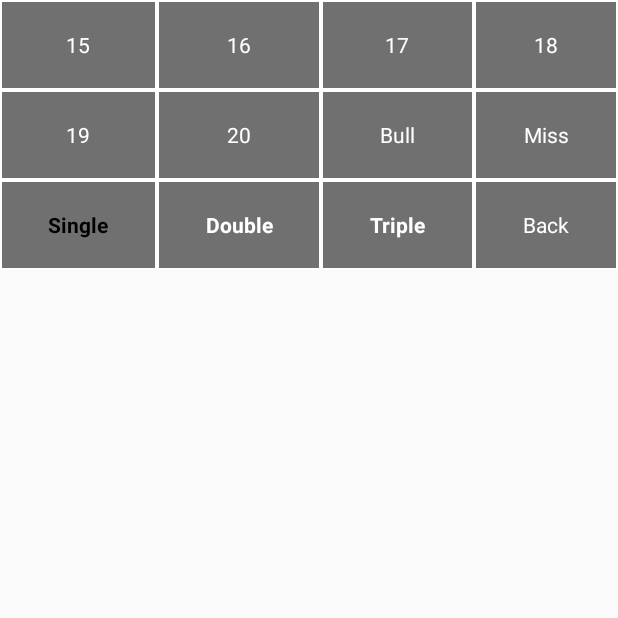
After one commit to Vlntin/Dartoli_Dart, an Android app: the CountingGameActivity screen opened directly, with no data from a screen before it, on a phone screen of 412 x 824 dp, the top half of it. The commit adds this screen. Run offline under Robolectric (Android 15) with nearby library versions, the phone set to English and light mode, and no system bars.

Commit message:
Check selected game and switch to the activity of the chosen one

```diff
--- a/app/src/main/AndroidManifest.xml
+++ b/app/src/main/AndroidManifest.xml
@@ -12,6 +12,9 @@
         android:supportsRtl="true"
         android:theme="@style/Theme.Dartoli"
         tools:targetApi="31">
+        <activity
+            android:name=".activities.CountingGameActivity"
+            android:exported="false" />
         <activity
             android:name=".activities.CricketActivity"
             android:exported="false" />
--- /dev/null
+++ b/app/src/main/java/com/example/dartoli/activities/CountingGameActivity.kt
@@ -0,0 +1,12 @@
+package com.example.dartoli.activities
+
+import androidx.appcompat.app.AppCompatActivity
+import android.os.Bundle
+import com.example.dartoli.R
+
+class CountingGameActivity : AppCompatActivity() {
+    override fun onCreate(savedInstanceState: Bundle?) {
+        super.onCreate(savedInstanceState)
+        setContentView(R.layout.activity_counting_game)
+    }
+}
--- a/app/src/main/java/com/example/dartoli/activities/MultiplayerActivity.kt
+++ b/app/src/main/java/com/example/dartoli/activities/MultiplayerActivity.kt
@@ -145,15 +145,26 @@ class MultiplayerActivity : AppCompatActivity() {
             if (ckeck_game_conditions()){
                 val winning_legs = Integer.parseInt(binding.etWinningLegs.text.toString())
                 val winning_sets = Integer.parseInt(binding.etWinningSets.text.toString())
-                val intent = Intent(this@MultiplayerActivity, CricketActivity::class.java)
                 var id_array = IntArray(selected_players.size)
                 for (i in 0..selected_players.size -1){
                     id_array[i] = selected_players[i].id
                 }
-                intent.putExtra(LEGS_KEY, winning_legs)
-                intent.putExtra(SETS_KEY, winning_sets)
-                intent.putExtra(PLAYERS_KEY, id_array)
-                startActivity(intent)
+                if (game_selection_button.text.equals("Cricket")){
+                    val intent = Intent(this@MultiplayerActivity, CricketActivity::class.java)
+                    intent.putExtra(LEGS_KEY, winning_legs)
+                    intent.putExtra(SETS_KEY, winning_sets)
+                    intent.putExtra(PLAYERS_KEY, id_array)
+                    startActivity(intent)
+                    finish()
+                } else if (game_selection_button.text.equals("501")){
+                    val intent = Intent(this@MultiplayerActivity, CountingGameActivity::class.java)
+                    intent.putExtra(LEGS_KEY, winning_legs)
+                    intent.putExtra(SETS_KEY, winning_sets)
+                    intent.putExtra(PLAYERS_KEY, id_array)
+                    startActivity(intent)
+                    finish()
+                }
+
             } else {
                 Toast.makeText(this, "Konditionen nicht erfüllt", Toast.LENGTH_LONG).show()
             }
--- /dev/null
+++ b/app/src/main/res/layout/activity_counting_game.xml
@@ -0,0 +1,151 @@
+<?xml version="1.0" encoding="utf-8"?>
+<androidx.constraintlayout.widget.ConstraintLayout xmlns:android="http://schemas.android.com/apk/res/android"
+    xmlns:app="http://schemas.android.com/apk/res-auto"
+    xmlns:tools="http://schemas.android.com/tools"
+    android:layout_width="match_parent"
+    android:layout_height="match_parent"
+    tools:context=".activities.CountingGameActivity">
+    <TableLayout xmlns:android="http://schemas.android.com/apk/res/android"
+        android:id="@+id/table_layout"
+        android:layout_width="match_parent"
+        android:layout_height="wrap_content"
+        android:layout_gravity="bottom"
+        android:gravity="bottom">
+        <TableRow
+            android:layout_gravity="center"
+            android:layout_height="500dp"
+            android:layout_weight="1"
+            android:padding="0dp"
+            android:layout_width="match_parent">
+            <TextView
+                android:id="@+id/fifteen_btn"
+                android:layout_width="match_parent"
+                android:layout_height="60dp"
+                android:layout_weight="1"
+                android:text="15"
+                android:textColor="@color/white"
+                android:gravity="center"
+                android:background="@drawable/table_lines"/>
+            <TextView
+                android:id="@+id/sixteen_btn"
+                android:layout_width="match_parent"
+                android:layout_height="60dp"
+                android:layout_weight="1"
+                android:text="16"
+                android:textColor="@color/white"
+                android:gravity="center"
+                android:background="@drawable/table_lines"/>
+            <TextView
+                android:id="@+id/seventeen_btn"
+                android:layout_width="match_parent"
+                android:layout_height="60dp"
+                android:layout_weight="1"
+                android:text="17"
+                android:textColor="@color/white"
+                android:gravity="center"
+                android:background="@drawable/table_lines"/>
+            <TextView
+                android:id="@+id/eightteen_btn"
+                android:layout_width="match_parent"
+                android:layout_height="60dp"
+                android:layout_weight="1"
+                android:text="18"
+                android:textColor="@color/white"
+                android:gravity="center"
+                android:background="@drawable/table_lines"/>
+        </TableRow>
+        <TableRow
+            android:layout_gravity="center"
+            android:layout_height="500dp"
+            android:layout_weight="1"
+            android:padding="0dp"
+            android:layout_width="match_parent">
+            <TextView
+                android:id="@+id/nineteen_btn"
+                android:layout_width="match_parent"
+                android:layout_height="60dp"
+                android:layout_weight="1"
+                android:text="19"
+                android:textColor="@color/white"
+                android:gravity="center"
+                android:background="@drawable/table_lines"/>
+            <TextView
+                android:id="@+id/twenty_btn"
+                android:layout_width="match_parent"
+                android:layout_height="60dp"
+                android:layout_weight="1"
+                android:text="20"
+                android:textColor="@color/white"
+                android:gravity="center"
+                android:background="@drawable/table_lines"/>
+            <TextView
+                android:id="@+id/bull_btn"
+                android:layout_width="match_parent"
+                android:layout_height="60dp"
+                android:layout_weight="1"
+                android:text="Bull"
+                android:textColor="@color/white"
+                android:gravity="center"
+                android:background="@drawable/table_lines"/>
+            <TextView
+                android:id="@+id/miss_btn"
+                android:layout_width="match_parent"
+                android:layout_height="60dp"
+                android:layout_weight="1"
+                android:text="Miss"
+                android:textColor="@color/white"
+                android:gravity="center"
+                android:background="@drawable/table_lines"/>
+        </TableRow>
+        <TableRow
+            android:layout_gravity="center"
+            android:layout_height="500dp"
+            android:layout_weight="1"
+            android:padding="0dp"
+            android:layout_width="match_parent">
+            <TextView
+                android:id="@+id/single_btn"
+                android:layout_width="match_parent"
+                android:layout_height="60dp"
+                android:layout_weight="1"
+                android:text="Single"
+                android:textStyle="bold"
+                android:textColor="@color/black"
+                android:layout_gravity="center"
+                android:gravity="center"
+                android:background="@drawable/table_lines"/>
+            <TextView
+                android:id="@+id/double_btn"
+                android:layout_width="match_parent"
+                android:layout_height="60dp"
+                android:layout_weight="1"
+                android:text="Double"
+                android:textStyle="bold"
+                android:textColor="@color/white"
+                android:layout_gravity="center"
+                android:gravity="center"
+                android:background="@drawable/table_lines"/>
+            <TextView
+                android:id="@+id/triple_btn"
+                android:layout_width="match_parent"
+                android:layout_height="60dp"
+                android:layout_weight="1"
+                android:text="Triple"
+                android:textColor="@color/white"
+                android:textStyle="bold"
+                android:layout_gravity="center"
+                android:gravity="center"
+                android:background="@drawable/table_lines"/>
+            <TextView
+                android:layout_width="match_parent"
+                android:layout_height="60dp"
+                android:layout_weight="1"
+                android:text="Back"
+                android:textColor="@color/white"
+                android:layout_gravity="center"
+                android:gravity="center"
+                android:background="@drawable/table_lines"/>
+        </TableRow>
+    </TableLayout>
+
+</androidx.constraintlayout.widget.ConstraintLayout>
--- a/app/src/main/res/layout/activity_cricket.xml
+++ b/app/src/main/res/layout/activity_cricket.xml
@@ -345,7 +345,7 @@
         tools:listitem="@layout/list_item"
         app:layout_constraintBottom_toTopOf="@id/table_layout"
         android:backgroundTint="@color/cricket_background_color"
-        android:paddingBottom="15dp"
+        android:paddingBottom="10dp"
         android:layout_marginTop="15dp"/>
     </LinearLayout>
     <TableLayout xmlns:android="http://schemas.android.com/apk/res/android"
```
